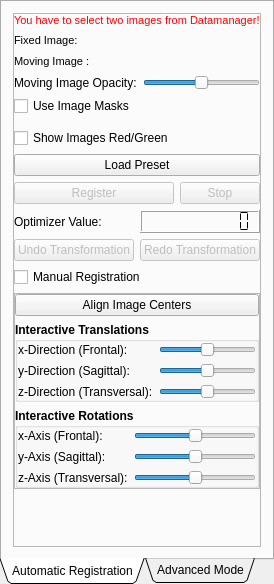
Above: Modules/Bundles/org.mitk.gui.qt.rigidregistration/src/internal/QmitkRigidRegistrationViewControls.ui from MITK/MITK before the change. Below: the same form after it.
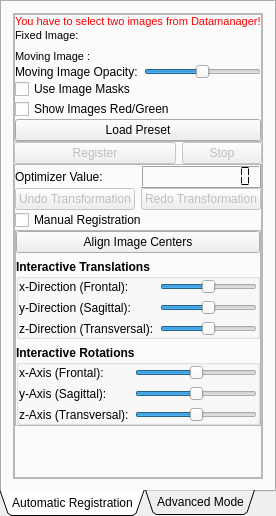
That is the form after the change. Custom widgets are drawn as their Qt base class.

The edit to the form file:
```diff
--- a/Modules/Bundles/org.mitk.gui.qt.rigidregistration/src/internal/QmitkRigidRegistrationViewControls.ui
+++ b/Modules/Bundles/org.mitk.gui.qt.rigidregistration/src/internal/QmitkRigidRegistrationViewControls.ui
@@ -6,8 +6,8 @@
    <rect>
     <x>0</x>
     <y>0</y>
-    <width>268</width>
-    <height>584</height>
+    <width>270</width>
+    <height>516</height>
    </rect>
   </property>
   <property name="minimumSize">
@@ -50,7 +50,25 @@
          <property name="frameShadow">
           <enum>QFrame::Raised</enum>
          </property>
-         <layout class="QVBoxLayout" name="verticalLayout_4">
+         <layout class="QVBoxLayout" name="verticalLayout_9">
+          <property name="spacing">
+           <number>0</number>
+          </property>
+          <property name="margin">
+           <number>0</number>
+          </property>
+          <item>
+           <widget class="QFrame" name="frame_3">
+            <property name="frameShape">
+             <enum>QFrame::StyledPanel</enum>
+            </property>
+            <property name="frameShadow">
+             <enum>QFrame::Raised</enum>
+            </property>
+            <layout class="QVBoxLayout" name="verticalLayout_7">
+             <property name="spacing">
+              <number>0</number>
+             </property>
           <property name="margin">
            <number>0</number>
           </property>
@@ -280,6 +298,11 @@
               </property>
              </widget>
             </item>
+              </layout>
+             </item>
+            </layout>
+           </widget>
+          </item>
             <item>
              <layout class="QHBoxLayout" name="horizontalLayout_4">
               <item>
@@ -319,8 +342,21 @@
               </item>
              </layout>
             </item>
-           </layout>
-          </item>
+          <item>
+           <widget class="QFrame" name="frame_2">
+            <property name="frameShape">
+             <enum>QFrame::StyledPanel</enum>
+            </property>
+            <property name="frameShadow">
+             <enum>QFrame::Raised</enum>
+            </property>
+            <layout class="QVBoxLayout" name="verticalLayout_4">
+             <property name="spacing">
+              <number>0</number>
+             </property>
+             <property name="margin">
+              <number>0</number>
+             </property>
           <item>
            <layout class="QHBoxLayout" name="horizontalLayout_5">
             <item>
@@ -698,11 +734,21 @@
        </item>
       </layout>
      </widget>
+       </item>
+      </layout>
+     </widget>
      <widget class="QWidget" name="AdvancedMode">
       <attribute name="title">
        <string>Advanced Mode</string>
       </attribute>
       <layout class="QVBoxLayout" name="verticalLayout">
+       <item>
+        <widget class="QPushButton" name="m_LoadRigidRegistrationTestParameter">
+         <property name="text">
+          <string>Load Testpresets</string>
+         </property>
+        </widget>
+       </item>
        <item>
         <widget class="QFrame" name="frame">
          <property name="frameShape">
@@ -729,6 +775,13 @@
          </widget>
         </widget>
        </item>
+       <item>
+        <widget class="QPushButton" name="m_SaveRigidRegistrationTestParameter">
+         <property name="text">
+          <string>Save as Testpreset</string>
+         </property>
+        </widget>
+       </item>
        <item>
         <widget class="QPushButton" name="m_SaveRigidRegistrationParameter">
          <property name="text">
```
Lines whose indentation alone changed are shown as unchanged.
